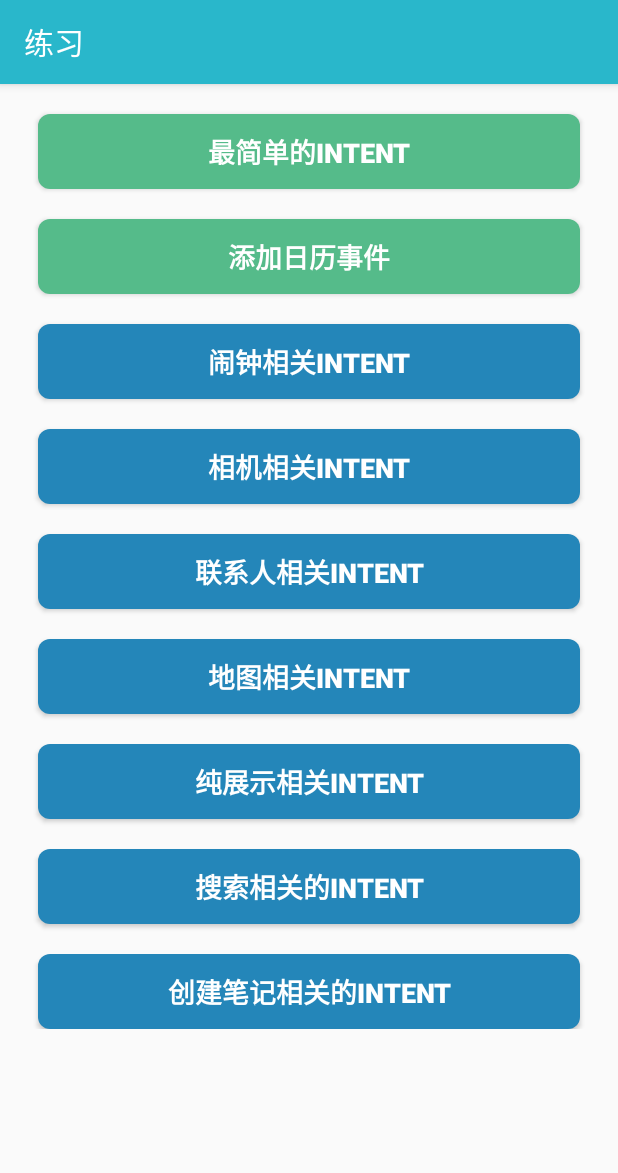
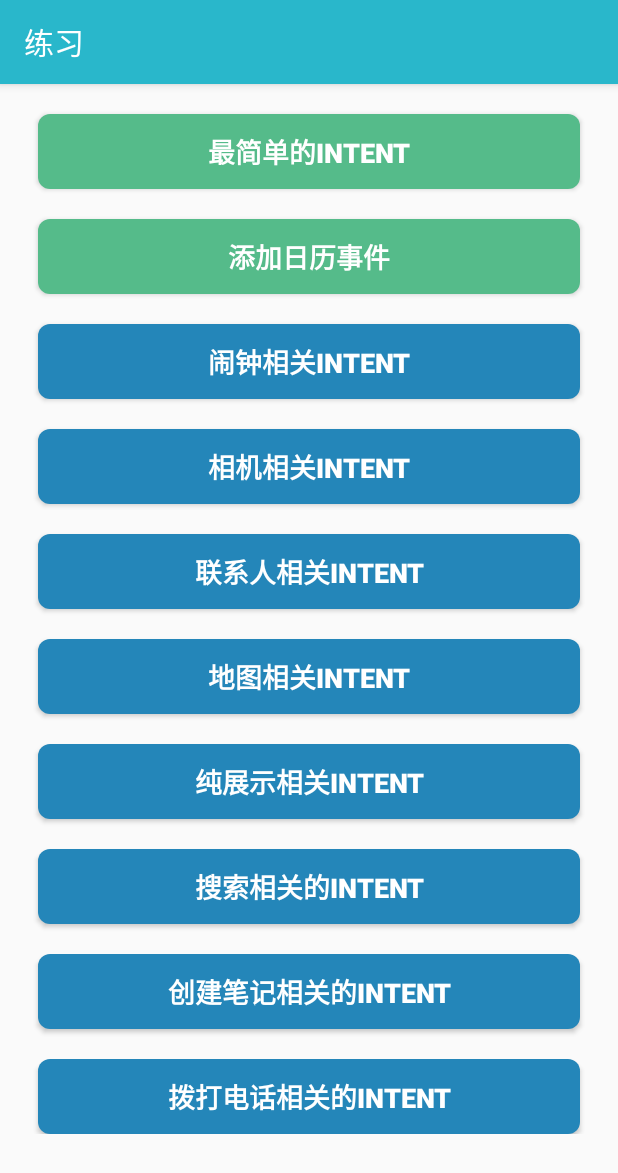
Before and after one commit to SnailLxy/exercise, an Android app: the CommonIntentActivity screen opened directly, with no data from a screen before it, on a phone screen of 412 x 824 dp. Shown: the top 1173 px of the screen. Run offline under Robolectric (Android 15) with nearby library versions, the phone set to English and light mode, and no system bars; our stand-ins replace data binding.

Commit message:
[练习]-添加打电话相关intent练习 功能： 添加打电话相关隐式intent使用练习， ACTION.DIAL 打开电话app，不用权限 ACTION.CALL 用于直接拨打电话，需要电话权限

```diff
--- a/app/src/main/AndroidManifest.xml
+++ b/app/src/main/AndroidManifest.xml
@@ -3,6 +3,7 @@
     package="com.lixueyang.exercise">
 
   <uses-permission android:name="com.android.alarm.permission.SET_ALARM" />
+  <uses-permission android:name="android.permission.CALL_PHONE" />
 
   <application
       android:allowBackup="true"
@@ -11,6 +12,7 @@
       android:roundIcon="@mipmap/ic_launcher_round"
       android:supportsRtl="true"
       android:theme="@style/AppTheme">
+    <activity android:name=".activity.commonintent.CallIntentActivity"></activity>
     <activity
         android:name=".activity.MainActivity"
         android:theme="@style/ExerciseActivityTheme">
--- a/app/src/main/java/com/lixueyang/exercise/activity/commonintent/CommonIntentActivity.java
+++ b/app/src/main/java/com/lixueyang/exercise/activity/commonintent/CommonIntentActivity.java
@@ -52,6 +52,7 @@ public class CommonIntentActivity extends AppCompatActivity {
     binding.btnGotoActionViewIntentActivity.setOnClickListener(view -> ActionViewIntentActivity.startActionViewIntentActivity(this));
     binding.btnGotoSearchMediaPlayIntentActivity.setOnClickListener(view -> SearchIntentActivity.startSearchIntentActivity(this));
     binding.btnGotoNewNoteIntentActivity.setOnClickListener(view -> NewNoteIntentActivity.startNewNoteIntentActivity(this));
+    binding.btnGotoCallIntentActivity.setOnClickListener(view -> CallIntentActivity.startCallIntentActivity(this));
   }
 
   /**
--- a/app/src/main/res/layout/activity_common_intent.xml
+++ b/app/src/main/res/layout/activity_common_intent.xml
@@ -87,6 +87,15 @@
           android:layout_height="50dp"
           android:text="@string/exercise_new_note_intent"
           app:layout_constraintTop_toBottomOf="@id/btn_goto_search_media_play_intent_activity" />
+
+      <Button
+          android:id="@+id/btn_goto_call_intent_activity"
+          style="@style/GotoActivityButton"
+          android:layout_width="match_parent"
+          android:layout_height="50dp"
+          android:text="@string/exercise_call_intent"
+          app:layout_constraintTop_toBottomOf="@id/btn_goto_new_note_intent_activity" />
+
     </androidx.constraintlayout.widget.ConstraintLayout>
   </androidx.core.widget.NestedScrollView>
 
--- a/app/src/main/res/values/strings.xml
+++ b/app/src/main/res/values/strings.xml
@@ -31,5 +31,5 @@
   <string name="exercise_action_view_intent">纯展示相关Intent</string>
   <string name="exercise_search_intent">搜索相关的Intent</string>
   <string name="exercise_new_note_intent">创建笔记相关的Intent</string>
-
+  <string name="exercise_call_intent">拨打电话相关的Intent</string>
 </resources>
```
Also changed, not shown: app/src/main/java/com/lixueyang/exercise/activity/commonintent/CallIntentActivity.java (added, +81 -0 lines), app/src/main/res/layout/activity_call_intent.xml (added, +31 -0 lines), 1 other file.
